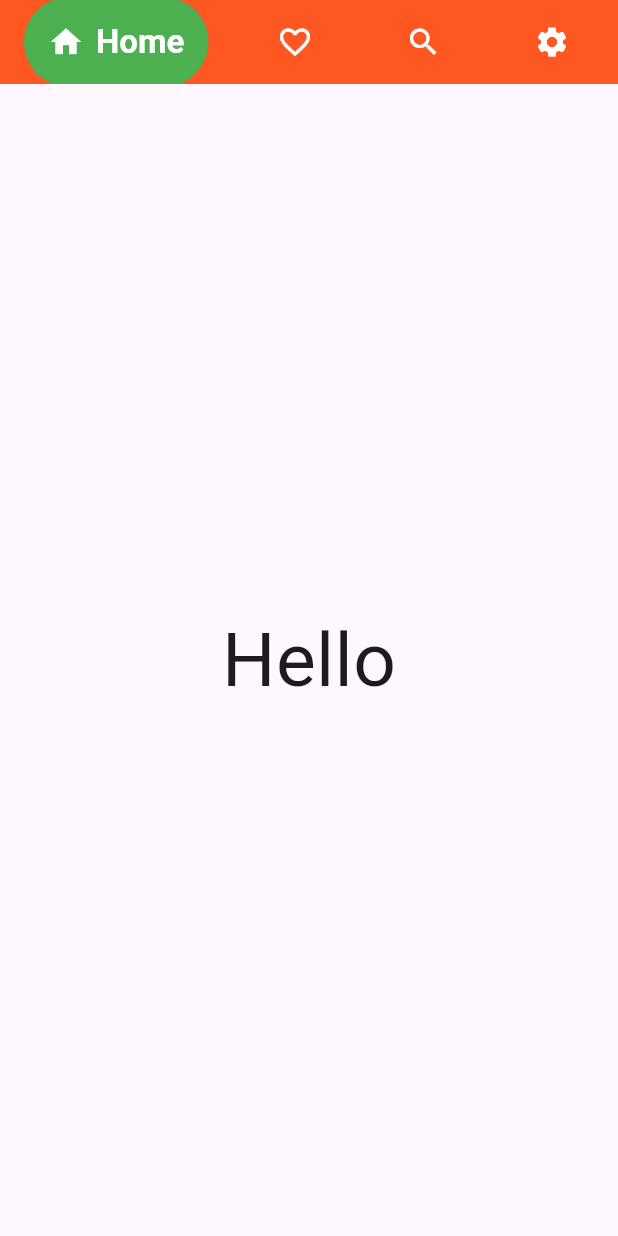
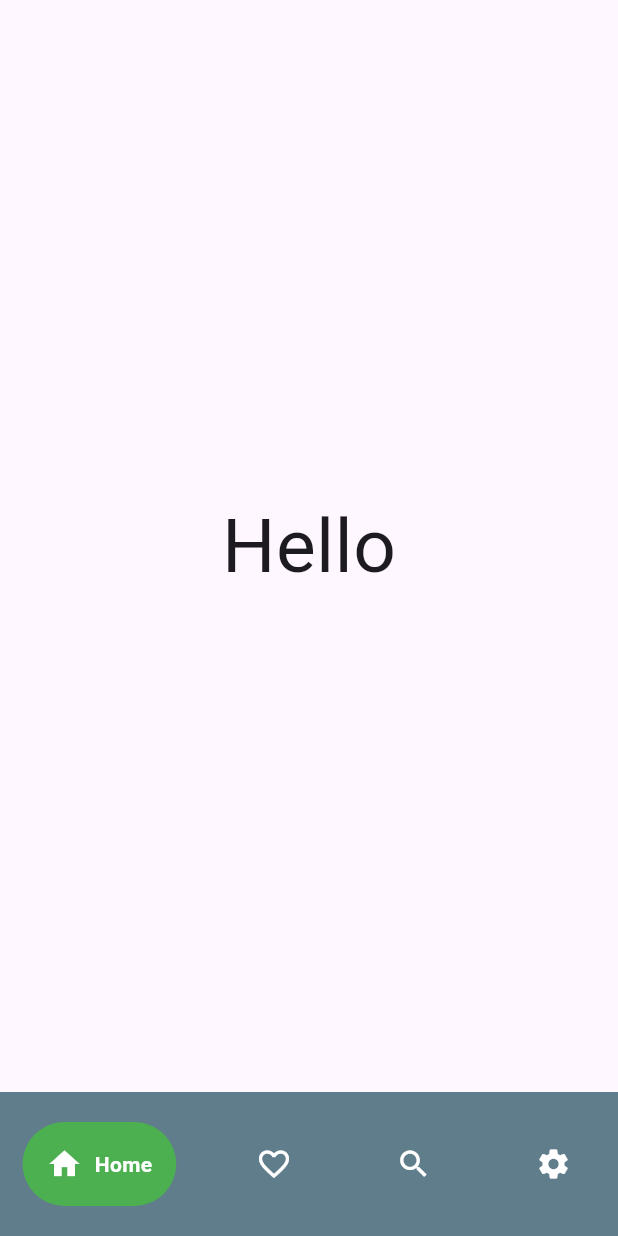
Before and after one commit to arshiAAMED/AppETS, a Flutter app: the screen it shows after launch, on a phone screen of 412 x 824 dp. Run offline on Flutter 3.47's test engine with Material 3 defaults, Android fonts, the phone set to English and light mode, and no system bars; drawn by our look-alikes of google_nav_bar.

```diff
--- a/project1/lib/homepage.dart
+++ b/project1/lib/homepage.dart
@@ -32,11 +32,12 @@ class _HomePageState extends State<HomePage>{
   Widget build(BuildContext context){
     return Scaffold(
       body: _pages[_selectedIndex],
-      appBar: AppBar(
-        title: Container(
-
+      bottomNavigationBar: Container(
+        color: Colors.blueGrey,
+        child: Padding(
+          padding: const EdgeInsets.symmetric(horizontal: 15.0, vertical: 20),
           child: GNav(
-
+            backgroundColor: Colors.blueGrey,
             color: Colors.white,
             activeColor: Colors.white,
             tabBackgroundColor: Colors.green,
--- a/project1/lib/main.dart
+++ b/project1/lib/main.dart
@@ -12,11 +12,6 @@ class MyApp extends StatelessWidget {
   @override
   Widget build(BuildContext context) {
     return MaterialApp(
-      theme: ThemeData(
-        appBarTheme: AppBarTheme(
-          backgroundColor: Colors.deepOrange,
-        ),
-      ),
       debugShowCheckedModeBanner: false,
       home: HomePage(),
     );
```
